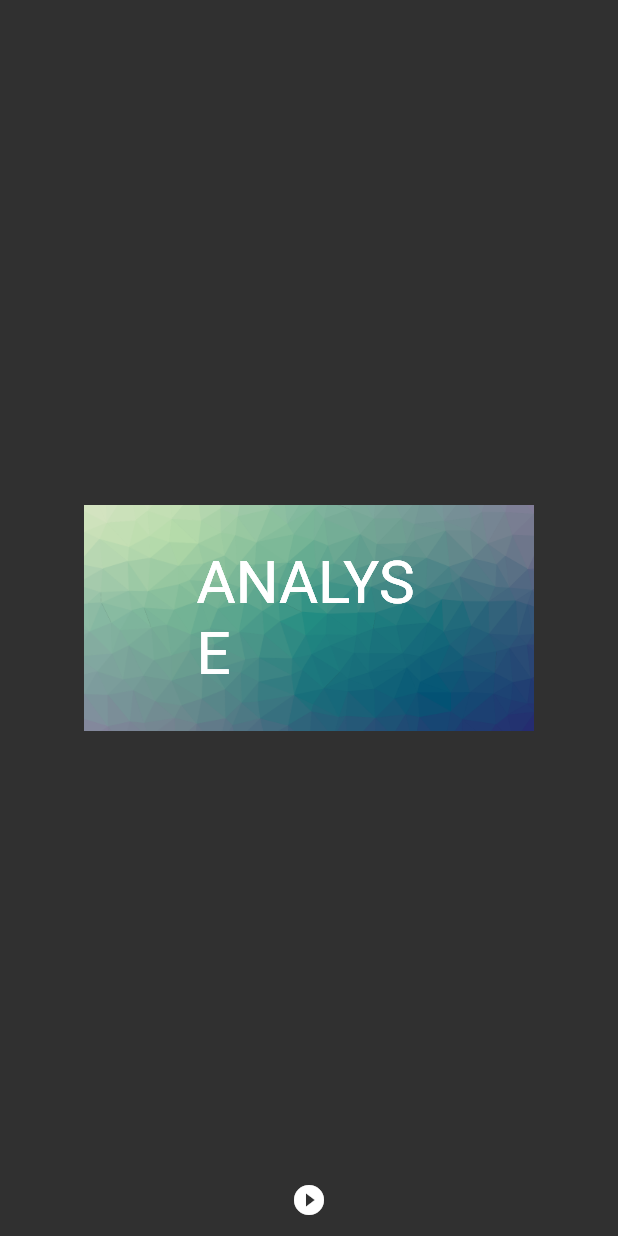
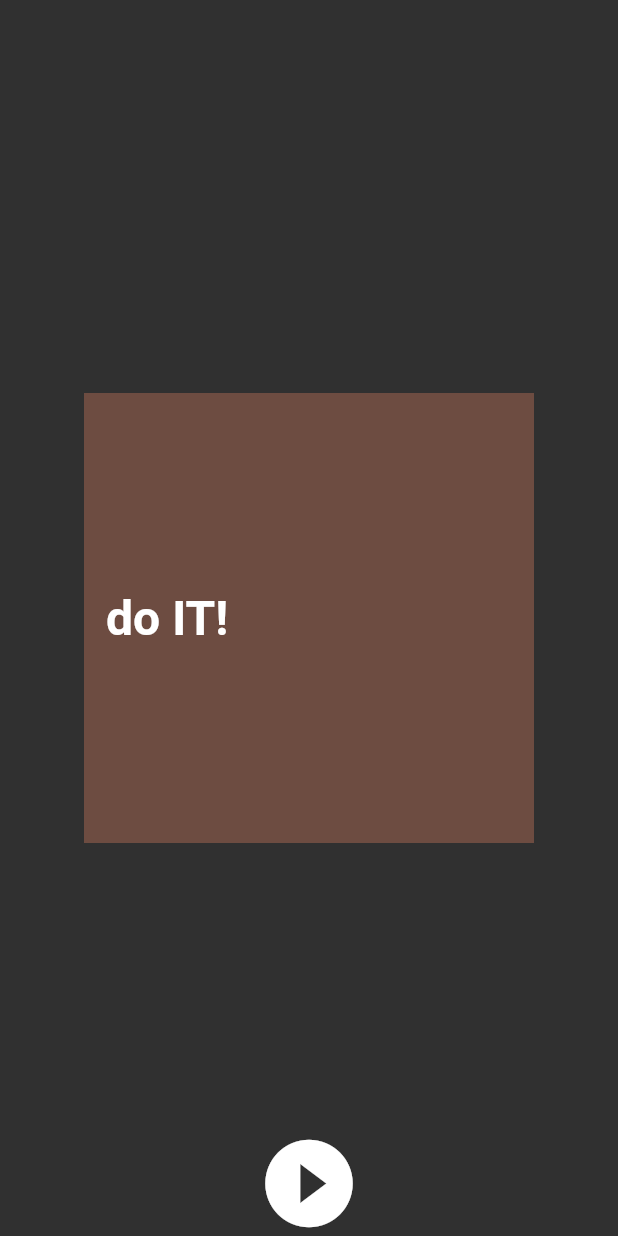
Before and after one commit to aagarwal1012/Animated-Text-Kit, a Flutter app: the screen it shows after launch, after a tap on the "play circle filled" icon, on a phone screen of 412 x 824 dp. Run offline on Flutter 3.47's test engine with Material 2 defaults, Android fonts, the light colour scheme and no system bars; Roboto replaces fonts that are missing (Horizon).

Commit message:
fixed play button alignment

```diff
--- a/example/lib/main.dart
+++ b/example/lib/main.dart
@@ -120,42 +120,24 @@ class _MyHomePageState extends State<MyHomePage> {
       body: Stack(
         children: <Widget>[
 
-          Positioned.fill(
-            child: Center(
+          Center(
             child: Container(
-//                decoration: BoxDecoration(color: _colors[_index]),
-              decoration: BoxDecoration(image: DecorationImage(image: AssetImage("assets/background.png")),),
-//                child: Center(child: _textAnimationKit[_index]),
-              child: Center(
-                child: SizedBox(
-                  width: 150.0,
-                  child: RotateAnimatedTextKit(
-                    text: ["ANALYSE", "DESIGN", "CODE", "DEBUG"],
-                    textStyle: TextStyle(fontSize: 40.0, fontFamily: "Horizon"),
-                  ),
-                ),
-              ),
+              decoration: BoxDecoration(color: _colors[_index]),
+              child: Center(child: _textAnimationKit[_index]),
               height: 300.0,
               width: 300.0,
-              ),
             ),
           ),
 
           Align(
             alignment: Alignment.bottomCenter,
-            child: IconButton(
-                icon: Container(
-                  child: Icon(
-                    Icons.play_circle_filled,
-//                    color: Colors.white,
-//                    size: 70.0,
-                  ),
-                ),
-                onPressed: () {
+            child: InkWell(
+              child: Icon(Icons.play_circle_filled, size: 70.0,),
+              onTap: () {
                 setState(() {
                   _index = (_index + 1) % _textAnimationKit.length;
                 });
-                }
+              },
             ),
           ),
 
```
Lines whose indentation alone changed are shown as unchanged.
